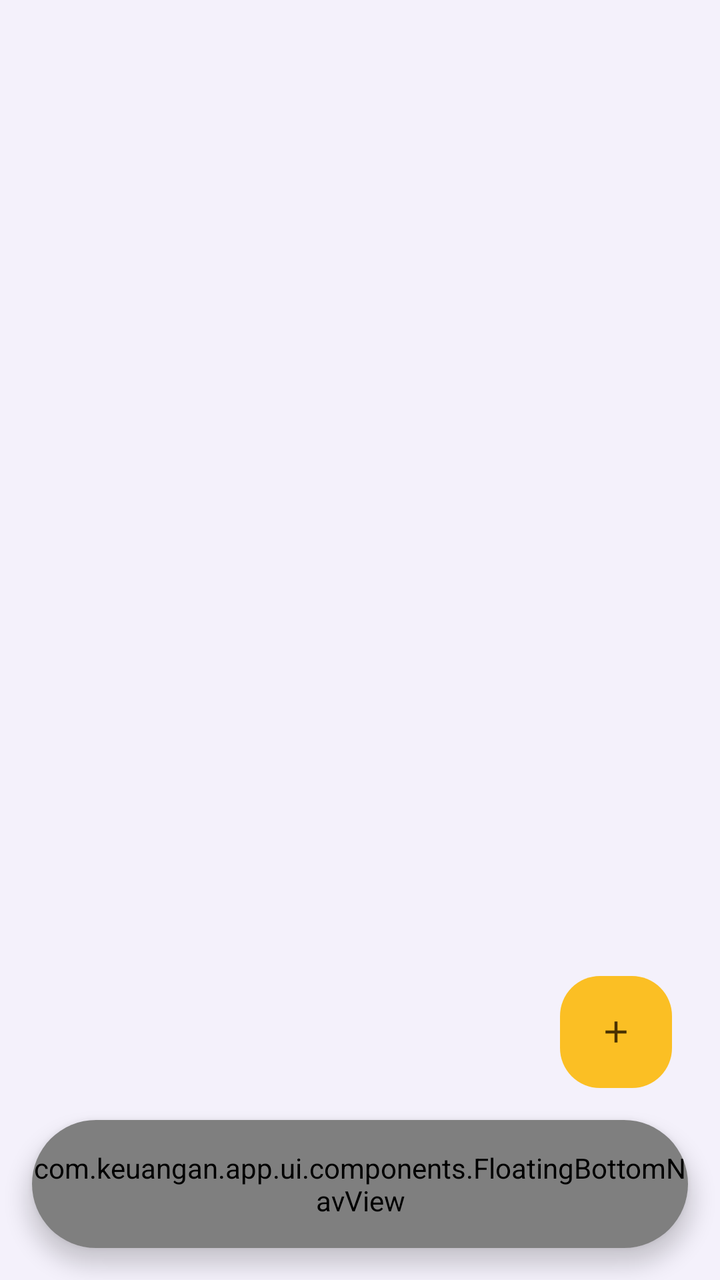
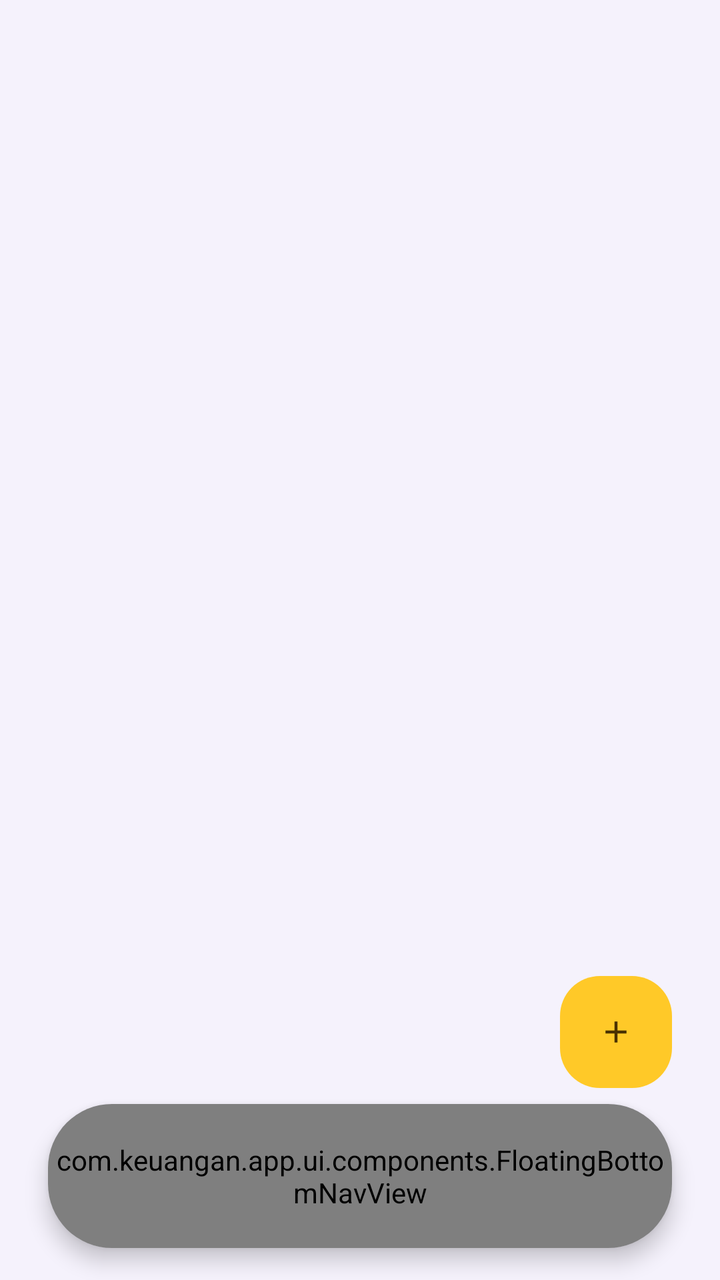

Two renders of the same Android screen: before a commit and after it. Below are the layout's source before the change and the commit's diff.
<!-- AndroidManifest.xml: application theme Theme.Keuangan -->
<!-- res/layout/activity_main.xml -->
<?xml version="1.0" encoding="utf-8"?>
<FrameLayout xmlns:android="http://schemas.android.com/apk/res/android"
    xmlns:app="http://schemas.android.com/apk/res-auto"
    android:layout_width="match_parent"
    android:layout_height="match_parent"
    android:background="?android:attr/colorBackground"
    android:fitsSystemWindows="true">

    <androidx.fragment.app.FragmentContainerView
        android:id="@+id/fragmentContainer"
        android:layout_width="match_parent"
        android:layout_height="match_parent" />

    
    <View
        android:id="@+id/fabHalo"
        android:layout_width="56dp"
        android:layout_height="56dp"
        android:layout_gravity="bottom|end"
        android:layout_marginEnd="24dp"
        android:layout_marginBottom="96dp"
        android:alpha="0"
        android:background="@drawable/bg_halo" />

    
    <com.google.android.material.button.MaterialButton
        android:id="@+id/fabAdd"
        android:layout_width="56dp"
        android:layout_height="56dp"
        android:layout_gravity="bottom|end"
        android:layout_marginEnd="24dp"
        android:layout_marginBottom="96dp"
        android:minWidth="0dp"
        android:contentDescription="@string/fab_add"
        android:insetTop="0dp"
        android:insetBottom="0dp"
        app:backgroundTint="@color/fab_background_tint"
        app:cornerRadius="20dp"
        app:elevation="6dp"
        app:icon="@drawable/ic_add"
        app:iconGravity="textStart"
        app:iconPadding="0dp"
        app:iconTint="@color/fab_icon_tint" />

    
    <com.google.android.material.card.MaterialCardView
        android:id="@+id/bottomNav"
        android:layout_width="match_parent"
        android:layout_height="64dp"
        android:layout_gravity="bottom"
        android:layout_marginStart="16dp"
        android:layout_marginEnd="16dp"
        android:layout_marginBottom="16dp"
        app:cardBackgroundColor="?attr/colorSurface"
        app:cardCornerRadius="32dp"
        app:cardElevation="6dp"
        app:strokeWidth="0dp">

        <com.keuangan.app.ui.components.FloatingBottomNavView
            android:id="@+id/bottomNavView"
            android:layout_width="match_parent"
            android:layout_height="match_parent" />
    </com.google.android.material.card.MaterialCardView>
</FrameLayout>
<!-- resources referenced by this layout -->
<resources>
  <!-- drawable bg_halo (drawable) -->
  <?xml version="1.0" encoding="utf-8"?>
  <shape xmlns:android="http://schemas.android.com/apk/res/android"
      android:shape="rectangle">
      <corners android:radius="20dp" />
      <solid android:color="#40C2DAFF" />
  </shape>
  <!-- drawable ic_add (drawable) -->
  <vector xmlns:android="http://schemas.android.com/apk/res/android"
      android:width="24dp"
      android:height="24dp"
      android:viewportWidth="24"
      android:viewportHeight="24">
      <path
          android:fillColor="#FF1A1A1A"
          android:pathData="M19,13h-6v6h-2v-6H5v-2h6V5h2v6h6v2z"/>
  </vector>
  <string name="fab_add">Tambah Transaksi</string>
  <style name="Theme.Keuangan" parent="Theme.Material3.DayNight.NoActionBar">
          <item name="colorPrimary">@color/md_theme_light_primary</item>
          <item name="colorOnPrimary">@color/md_theme_light_onPrimary</item>
          <item name="colorPrimaryContainer">@color/md_theme_light_primaryContainer</item>
          <item name="colorOnPrimaryContainer">@color/md_theme_light_onPrimaryContainer</item>
          <item name="colorTertiary">@color/md_theme_light_tertiary</item>
          <item name="colorOnTertiary">#FFFFFF</item>
          <item name="colorTertiaryContainer">@color/md_theme_light_tertiaryContainer</item>
          <item name="colorOnTertiaryContainer">@color/md_theme_light_onTertiaryContainer</item>
          <item name="android:colorBackground">@color/md_theme_light_background</item>
          <item name="colorSurface">@color/md_theme_light_surface</item>
          <item name="colorOnSurface">@color/md_theme_light_onSurface</item>
          <item name="colorSurfaceContainer">@color/md_theme_light_surfaceContainer</item>
          <item name="colorOnSurfaceVariant">#49454E</item>
          <item name="colorOutline">#79747E</item>
          <item name="android:statusBarColor">@color/md_theme_light_background</item>
          <item name="android:windowLightStatusBar">true</item>
      </style>
  <color name="md_theme_light_primary">#6C4FD8</color>
  <color name="md_theme_light_onPrimary">#FFFFFF</color>
  <color name="md_theme_light_primaryContainer">#E9E4FF</color>
  <color name="md_theme_light_onPrimaryContainer">#2B1B6E</color>
  <color name="md_theme_light_tertiary">#8B5CF6</color>
  <color name="md_theme_light_tertiaryContainer">#FBBF24</color>
  <color name="md_theme_light_onTertiaryContainer">#4A3200</color>
  <color name="md_theme_light_background">#F4F1FB</color>
  <color name="md_theme_light_surface">#FFFFFF</color>
  <color name="md_theme_light_onSurface">#1E1B3A</color>
  <color name="md_theme_light_surfaceContainer">#EDE9F8</color>
</resources>

<!-- the commit's change to res/layout/activity_main.xml (unified diff, before → after) -->
@@ -46,10 +46,10 @@
     <com.google.android.material.card.MaterialCardView
         android:id="@+id/bottomNav"
         android:layout_width="match_parent"
-        android:layout_height="64dp"
+        android:layout_height="72dp"
         android:layout_gravity="bottom"
-        android:layout_marginStart="16dp"
-        android:layout_marginEnd="16dp"
+        android:layout_marginStart="24dp"
+        android:layout_marginEnd="24dp"
         android:layout_marginBottom="16dp"
         app:cardBackgroundColor="?attr/colorSurface"
         app:cardCornerRadius="32dp"
<!-- resource entries referenced after the edit -->
@@ -1,5 +1,7 @@
 <!-- resources referenced by this layout -->
 <resources>
+  <color name="fab_background_tint">#FFC928</color>
+  <color name="fab_icon_tint">#211C38</color>
   <!-- drawable bg_halo (drawable) -->
   <?xml version="1.0" encoding="utf-8"?>
   <shape xmlns:android="http://schemas.android.com/apk/res/android"
@@ -36,16 +38,16 @@
           <item name="android:statusBarColor">@color/md_theme_light_background</item>
           <item name="android:windowLightStatusBar">true</item>
       </style>
-  <color name="md_theme_light_primary">#6C4FD8</color>
+  <color name="md_theme_light_primary">#7050D5</color>
   <color name="md_theme_light_onPrimary">#FFFFFF</color>
-  <color name="md_theme_light_primaryContainer">#E9E4FF</color>
+  <color name="md_theme_light_primaryContainer">#E7DEF9</color>
   <color name="md_theme_light_onPrimaryContainer">#2B1B6E</color>
   <color name="md_theme_light_tertiary">#8B5CF6</color>
-  <color name="md_theme_light_tertiaryContainer">#FBBF24</color>
+  <color name="md_theme_light_tertiaryContainer">#FFC928</color>
   <color name="md_theme_light_onTertiaryContainer">#4A3200</color>
-  <color name="md_theme_light_background">#F4F1FB</color>
+  <color name="md_theme_light_background">#F5F2FC</color>
   <color name="md_theme_light_surface">#FFFFFF</color>
-  <color name="md_theme_light_onSurface">#1E1B3A</color>
-  <color name="md_theme_light_surfaceContainer">#EDE9F8</color>
+  <color name="md_theme_light_onSurface">#211C38</color>
+  <color name="md_theme_light_surfaceContainer">#F0EBFB</color>
 </resources>
 
